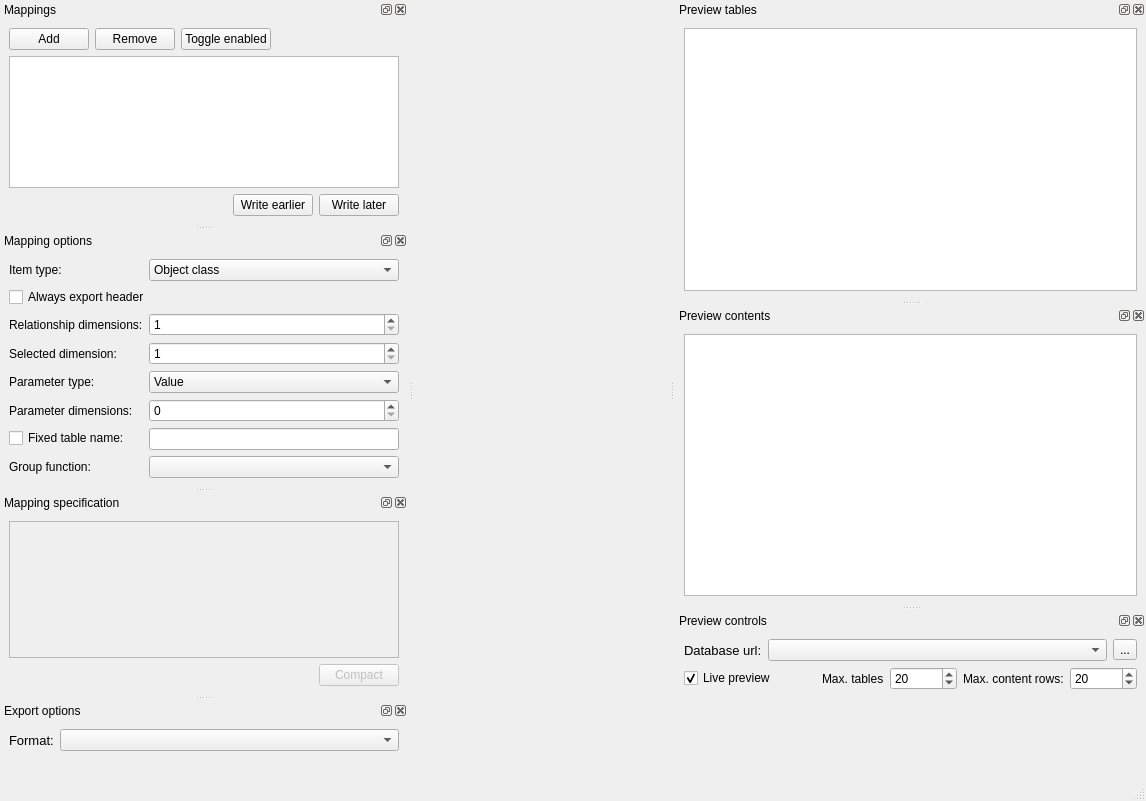
The window that spine_items/exporter/ui/specification_editor.ui (spine-tools/spine-items) describes before a commit, drawn with Qt 5.
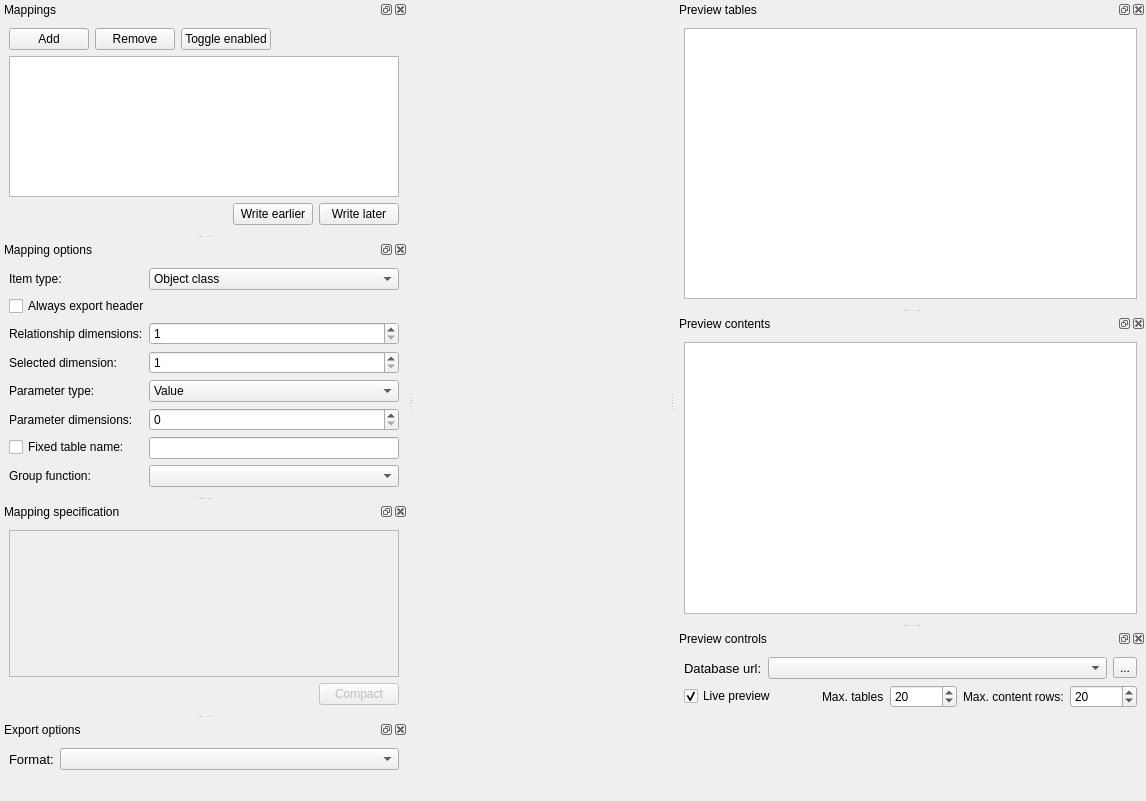
The same window after the commit. Icons and pictures are not drawn. Custom widgets are drawn as their Qt base class.

Commit message: Get rid of unused statusbars in spec editors

The edit to the form file:
```diff
--- a/spine_items/exporter/ui/specification_editor.ui
+++ b/spine_items/exporter/ui/specification_editor.ui
@@ -39,7 +39,6 @@
     </rect>
    </property>
   </widget>
-  <widget class="QStatusBar" name="statusbar"/>
   <widget class="QDockWidget" name="mappings_dock">
    <property name="windowTitle">
     <string>Mappings</string>
```
Left out of the diff: 2 changed lines with no effect on the pictures. The commit also changes 6 other files.
